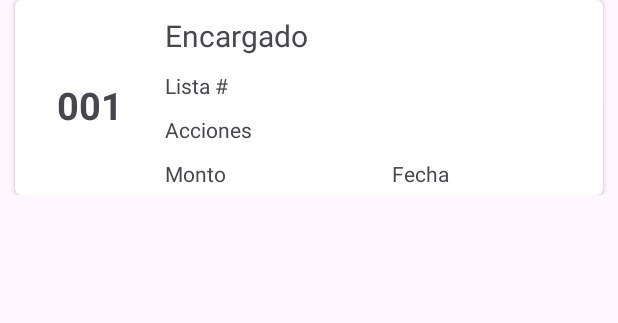
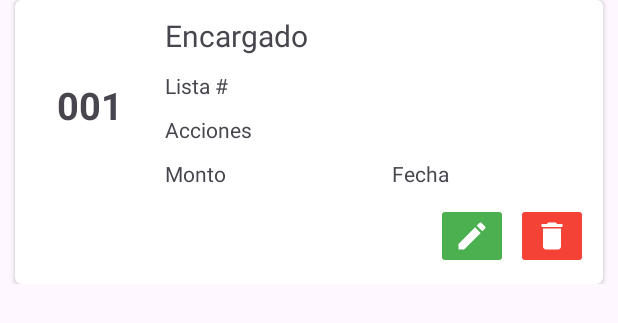
Before and after one commit to jadg-13/ControlRifas, an Android app: the layout item_list.xml on its own in the app's theme, with its tools: preview values and no code run, on a phone screen of 412 x 824 dp. Shown: the top 323 px of the screen. Run offline under Robolectric (Android 15) with nearby library versions, the phone set to English and light mode, and no system bars.

Commit message:
[update] CRUD completo

```diff
--- a/app/src/main/AndroidManifest.xml
+++ b/app/src/main/AndroidManifest.xml
@@ -12,6 +12,9 @@
         android:supportsRtl="true"
         android:theme="@style/Theme.ControlRifas"
         tools:targetApi="31">
+        <activity
+            android:name=".EditRegister"
+            android:exported="false" />
         <activity
             android:name=".SaveRegister"
             android:exported="false" />
--- a/app/src/main/java/site/soymegh/controlrifas/SaveRegister.kt
+++ b/app/src/main/java/site/soymegh/controlrifas/SaveRegister.kt
@@ -34,13 +34,13 @@ class SaveRegister : AppCompatActivity() {
         val fecha = LocalDate.now()
         var register = Register(
             0,
+            "",
             binding.TieName.text.toString(),
             binding.TieLists.text.toString(),
             binding.TieActions.text.toString(),
             binding.TieTotal.text.toString().toDouble(),
             fecha.toString()
         )
-        val id ="0"
         dbFb.collection("rifas").add(
             hashMapOf("nombre" to register.nombre,
                 "lista" to register.lista,
@@ -49,7 +49,6 @@ class SaveRegister : AppCompatActivity() {
                 "fecha" to register.fecha)
         ).addOnSuccessListener {
             documentReference->
-            val id = documentReference.id
             Toast.makeText(this, "Registro guardado", Toast.LENGTH_LONG).show()
             val intent = Intent(this, Menu::class.java)
             startActivity(intent)
--- a/app/src/main/java/site/soymegh/controlrifas/adapter/AdapterRegister.kt
+++ b/app/src/main/java/site/soymegh/controlrifas/adapter/AdapterRegister.kt
@@ -1,5 +1,6 @@
 package site.soymegh.controlrifas.data.adapter
 
+import android.util.Log
 import android.view.LayoutInflater
 import android.view.ViewGroup
 import androidx.recyclerview.widget.RecyclerView
@@ -27,15 +28,17 @@ class AdapterRegister (
         val item = listRegister[position]
         holder.render(item)
     }
+
     override fun onItemDelete(register: Register) {
         // Find the index of the deleted item
         val index = listRegister.indexOf(register)
         if (index != -1) {
             // Remove the item from the list
             listRegister.removeAt(index)
-            // Notify the adapter that an item has been removed
+            // Notify the adapter that the data set has changed
             notifyItemRemoved(index)
         }
     }
 
+
 }
--- a/app/src/main/java/site/soymegh/controlrifas/data/entities/Register.kt
+++ b/app/src/main/java/site/soymegh/controlrifas/data/entities/Register.kt
@@ -3,6 +3,7 @@ package site.soymegh.controlrifas.data.entities
 
 data class Register(
     val id: Int,
+    val document:String,
     val nombre: String,
     val lista: String,
     val acciones: String,
--- /dev/null
+++ b/app/src/main/res/drawable/edit.xml
@@ -0,0 +1,5 @@
+<vector android:height="24dp" android:tint="#FFFFFF"
+    android:viewportHeight="24" android:viewportWidth="24"
+    android:width="24dp" xmlns:android="http://schemas.android.com/apk/res/android">
+    <path android:fillColor="@android:color/white" android:pathData="M3,17.25V21h3.75L17.81,9.94l-3.75,-3.75L3,17.25zM20.71,7.04c0.39,-0.39 0.39,-1.02 0,-1.41l-2.34,-2.34c-0.39,-0.39 -1.02,-0.39 -1.41,0l-1.83,1.83 3.75,3.75 1.83,-1.83z"/>
+</vector>
--- a/app/src/main/res/layout/item_list.xml
+++ b/app/src/main/res/layout/item_list.xml
@@ -90,7 +90,34 @@
                 app:layout_constraintTop_toBottomOf="@+id/TvActions"
                 tools:text="Fecha" />
 
-
+            <ImageButton
+                android:layout_width="wrap_content"
+                android:layout_height="wrap_content"
+                android:id="@+id/BtnDelete"
+                android:src="@drawable/delete"
+                android:contentDescription="@string/delete_text"
+                app:layout_constraintTop_toBottomOf="@+id/TvDate"
+                app:layout_constraintEnd_toEndOf="parent"
+                app:layout_constraintBottom_toBottomOf="parent"
+                android:layout_marginEnd="10dp"
+                android:layout_marginBottom="10dp"
+                android:layout_marginTop="10dp"
+                android:backgroundTint="@color/red"
+                />
+            <ImageButton
+                android:layout_width="wrap_content"
+                android:layout_height="wrap_content"
+                android:id="@+id/BtnEdit"
+                android:src="@drawable/edit"
+                android:contentDescription="@string/edit_text"
+                app:layout_constraintTop_toBottomOf="@+id/TvDate"
+                app:layout_constraintEnd_toStartOf="@+id/BtnDelete"
+                app:layout_constraintBottom_toBottomOf="parent"
+                android:layout_marginEnd="5dp"
+                android:layout_marginBottom="10dp"
+                android:layout_marginTop="10dp"
+                android:backgroundTint="@color/green"
+                />
 
         </androidx.constraintlayout.widget.ConstraintLayout>
     </androidx.cardview.widget.CardView>
--- a/app/src/main/res/values/strings.xml
+++ b/app/src/main/res/values/strings.xml
@@ -16,4 +16,5 @@
     <string name="btnadd_desc">Agregar Nuevo Registro</string>
     <string name="ivlogo_desc">Logo de la Parroquia</string>
     <string name="delete_text">Eliminar</string>
+    <string name="edit_text">Editar</string>
 </resources>
```
Also changed, not shown: app/src/main/java/site/soymegh/controlrifas/EditRegister.kt (added, +111 -0 lines), app/src/main/java/site/soymegh/controlrifas/Menu.kt (+12 -7 lines), app/src/main/java/site/soymegh/controlrifas/adapter/RegisterViewHolder.kt (+31 -28 lines), app/src/main/res/layout/activity_edit_register.xml (added, +108 -0 lines), 1 other file.
